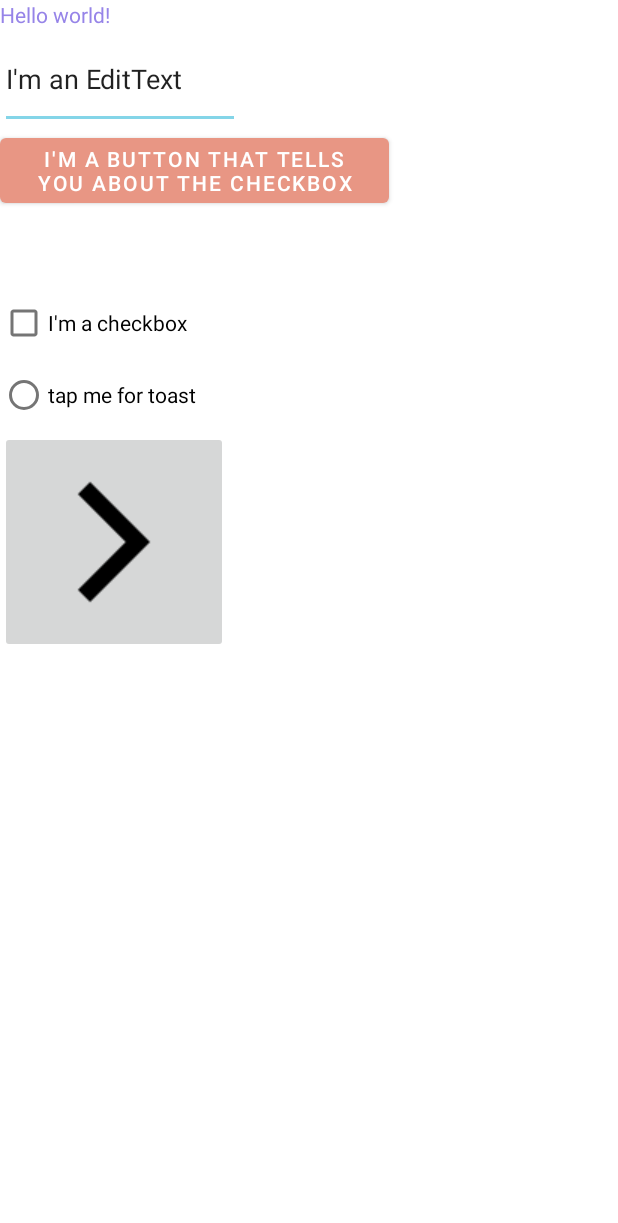
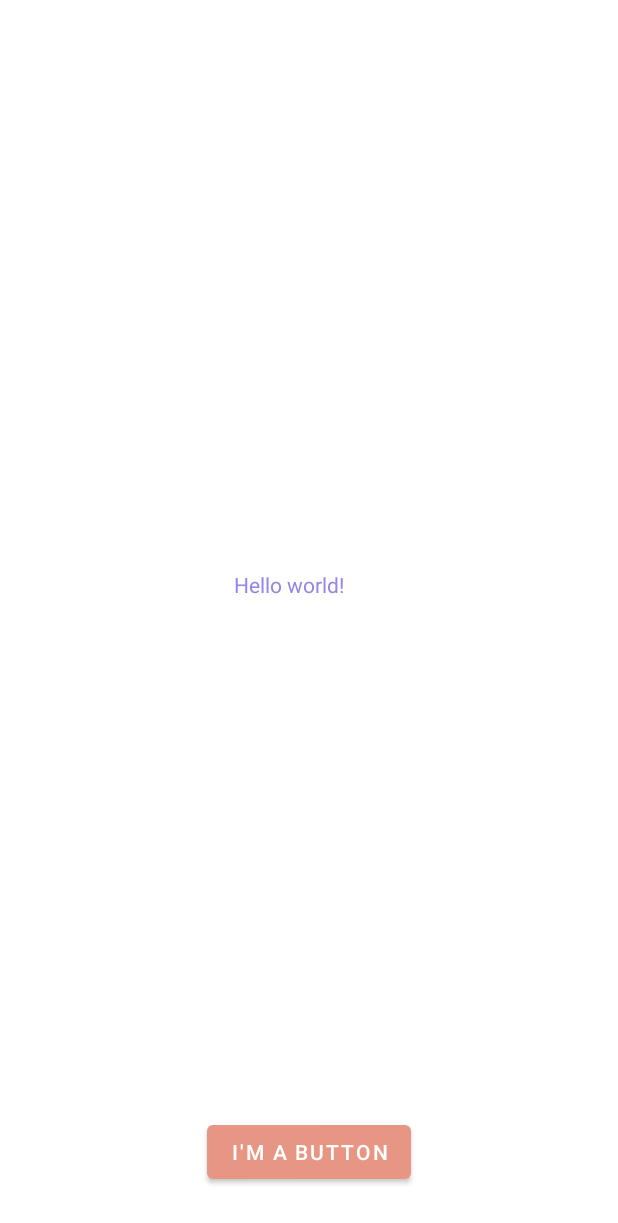
Before and after one commit to tonioluwole/TonisAndroidlabs, an Android app: the layout activity_main.xml on its own in the app's theme, with its tools: preview values and no code run, on a phone screen of 412 x 824 dp. Shown: the top 1223 px of the screen. Run offline under Robolectric (Android 15) with nearby library versions, the phone set to English and light mode, and no system bars.

Commit message:
reset master branch

```diff
--- a/app/src/main/res/layout/activity_main.xml
+++ b/app/src/main/res/layout/activity_main.xml
@@ -1,49 +1,31 @@
 <?xml version="1.0" encoding="utf-8"?>
-<LinearLayout
-    xmlns:android="http://schemas.android.com/apk/res/android"
+<androidx.constraintlayout.widget.ConstraintLayout xmlns:android="http://schemas.android.com/apk/res/android"
+    xmlns:app="http://schemas.android.com/apk/res-auto"
     xmlns:tools="http://schemas.android.com/tools"
+    android:id="@+id/linearLayout"
     android:layout_width="match_parent"
     android:layout_height="match_parent"
-    android:orientation="vertical"
     tools:context=".MainActivity">
 
     <TextView
         android:id="@+id/textview"
         android:layout_width="wrap_content"
         android:layout_height="wrap_content"
-        android:text="@string/hello_message" />
-
-    <EditText
-        android:id="@+id/myedittext"
-        android:layout_width="1in"
-        android:layout_height="wrap_content"
-        android:hint="@string/hinttext"
-        android:text="@string/editmessage"/>
+        android:layout_marginStart="156dp"
+        android:layout_marginTop="380dp"
+        android:text="@string/hello_message"
+        app:layout_constraintStart_toStartOf="parent"
+        app:layout_constraintTop_toTopOf="parent" />
 
     <Button
         android:id="@+id/mybutton"
-        android:layout_width="259dp"
-        android:layout_height="wrap_content"
-        android:layout_marginBottom="50dp"
-        android:text="@string/button_message" />
-
-    <CheckBox
-        android:id="@+id/mycb"
         android:layout_width="wrap_content"
         android:layout_height="wrap_content"
-        android:text="I'm a checkbox" />
-
-    <RadioButton
-        android:id="@+id/myradio"
-        android:layout_width="wrap_content"
-        android:layout_height="wrap_content"
-        android:text="tap me for toast" />
-
-    <ImageButton
-        android:layout_width="wrap_content"
-        android:layout_height="wrap_content"
-        android:src="@drawable/app_icon"
-        android:id="@+id/animage" />
+        android:layout_marginBottom="32dp"
+        android:text="I'm A button"
+        app:layout_constraintBottom_toBottomOf="parent"
+        app:layout_constraintEnd_toEndOf="parent"
+        app:layout_constraintStart_toStartOf="parent" />
 
 
-</LinearLayout>
+</androidx.constraintlayout.widget.ConstraintLayout>
```
